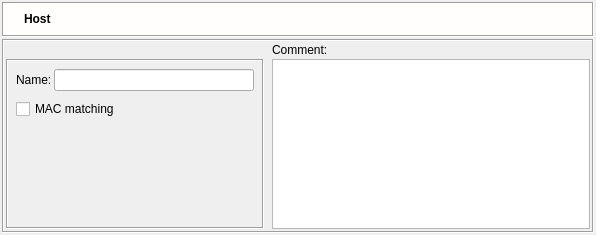
Above: src/gui/hostdialog_q.ui from fwbuilder/fwbuilder before the change. Below: the same form after it.
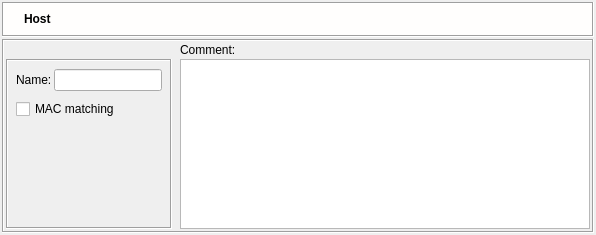
That is the form after the change. Icons and pictures are not drawn.

Patch:
```diff
--- a/src/gui/hostdialog_q.ui
+++ b/src/gui/hostdialog_q.ui
@@ -302,7 +302,7 @@
              </property>
              <property name="minimumSize" >
               <size>
-               <width>200</width>
+               <width>0</width>
                <height>0</height>
               </size>
              </property>
```
